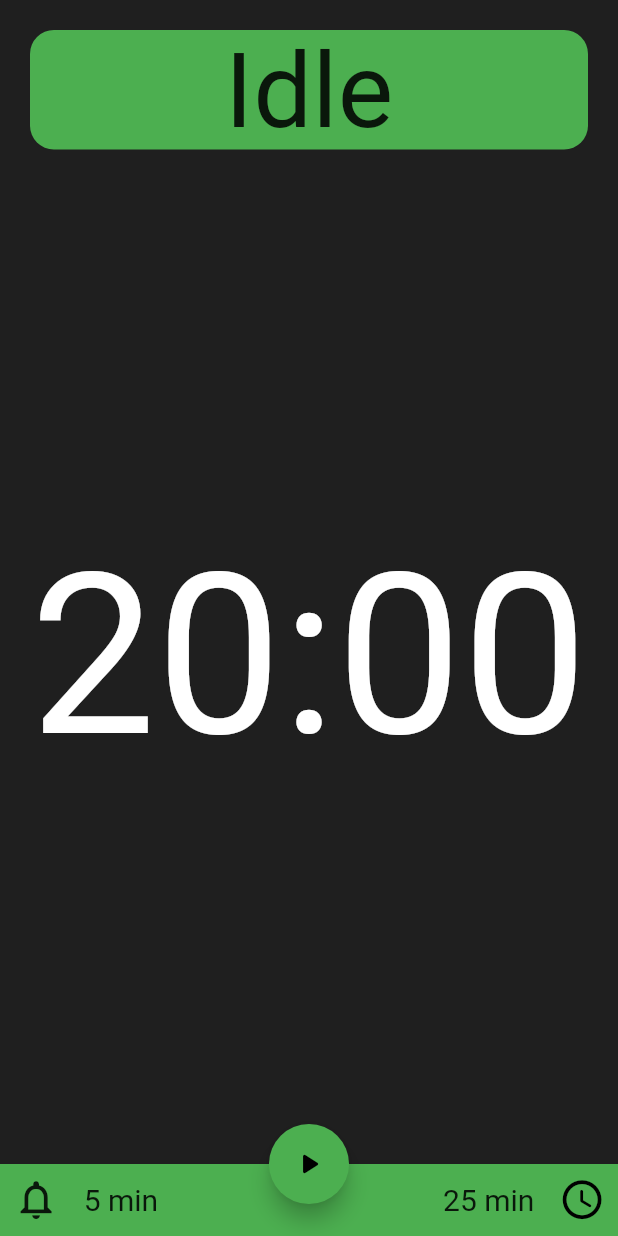
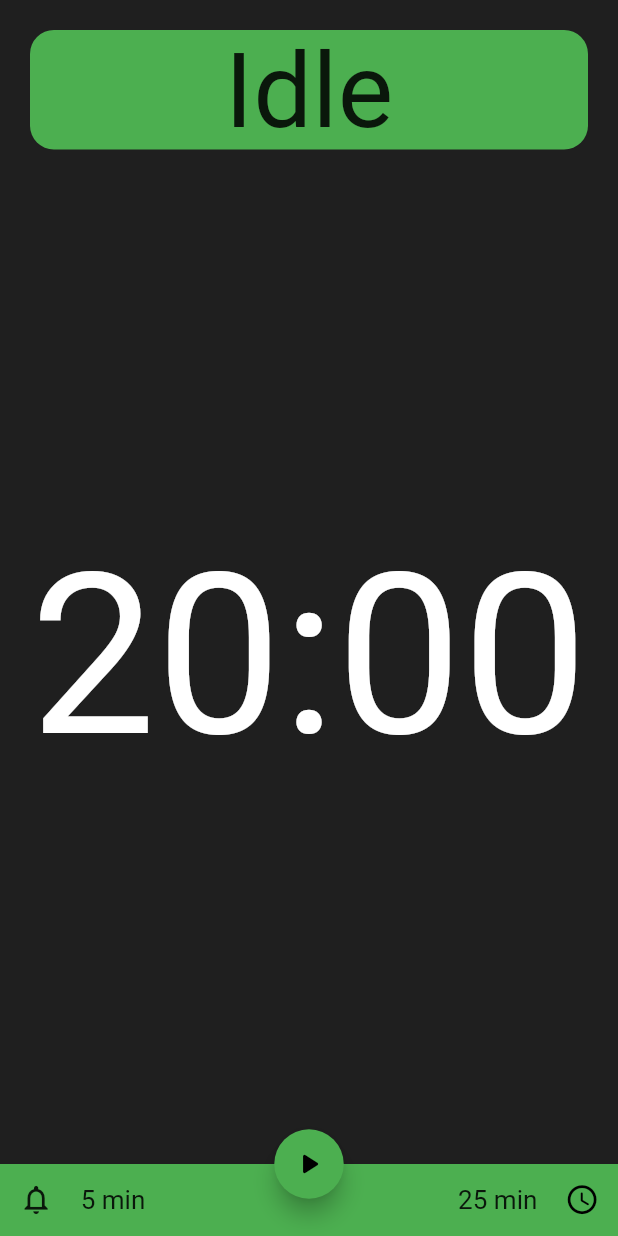
Before and after one commit to hep-mh/flounder, a Flutter app: the screen it shows after launch, on a phone screen of 412 x 824 dp. Run offline on Flutter 3.47's test engine with Material 2 defaults, Android fonts, the light colour scheme and no system bars; our stand-ins replace audioplayers; missing offline and left inert: audioplayers_web, window_size.

Commit message:
improved scaling properties

```diff
--- a/lib/widgets.dart
+++ b/lib/widgets.dart
@@ -1,3 +1,5 @@
+import 'dart:math';
+
 import 'package:flutter/material.dart';
 import 'package:flutter/services.dart';
 
@@ -7,7 +9,10 @@ import 'state.dart';
 const double MAGIC_WIDTH = 740;
 
 
-double _dynamicSize(double contextWidth, double minSize, double maxSize) {
+double _getActionBarScale(double contextWidth, double contextHeight, [double factor = 1]) {
+  double maxSize = factor*min(40, 0.1*contextHeight);
+  double minSize = maxSize/20;
+
   double size = maxSize;
   if ( contextWidth < MAGIC_WIDTH ) {
     final double scale = contextWidth/MAGIC_WIDTH;
@@ -27,6 +32,7 @@ class _FlounderHeader extends StatelessWidget {
   @override
   Widget build(BuildContext context) {
     final double contextWidth  = MediaQuery.of(context).size.width;
+    final double contextHeight = MediaQuery.of(context).size.height;
 
     const double padding   = 20;
     const double maxWidth  = MAGIC_WIDTH - 2*padding;
@@ -42,11 +48,21 @@ class _FlounderHeader extends StatelessWidget {
       width = contextWidth - 2*padding;
     }
     // -->
-    final double ratio = width/maxWidth;
+    final double widthRatio = width/maxWidth;
 
-    // Adjust the height in such a way that the
+    // Let the header only cover at most a certain
+    // percentage of the full height
+    double height = min(maxHeight, 0.25*contextHeight);
+    // -->
+    final double heightRatio = height/maxHeight;
+
+    // Adjust height/width in such a way that the
     // ratio remains constant
-    final double height = ratio*maxHeight;
+    if ( widthRatio < heightRatio ) {
+      height = widthRatio*maxHeight;
+    } else {
+      width  = heightRatio*maxWidth;
+    }
 
     // Finally, the corner radius is best
     // adapted to the actual height of the box
@@ -151,8 +167,8 @@ class FlounderActionBar extends StatelessWidget {
 
   @override
   Widget build(BuildContext context) {
-    final double iconSize = _dynamicSize(
-      MediaQuery.of(context).size.width, 20, 40
+    final double iconSize = _getActionBarScale(
+      MediaQuery.of(context).size.width, MediaQuery.of(context).size.height
     );
 
     return BottomAppBar(
@@ -176,7 +192,7 @@ class FlounderActionBar extends StatelessWidget {
               SizedBox(width: iconSize/4),
               Text(
                 state.settings.reminderAt.toString() + ' min',
-                style: const TextStyle(fontSize: 20)
+                style: TextStyle(fontSize: 0.75*iconSize)
               ),
             ],
           ),
@@ -185,7 +201,7 @@ class FlounderActionBar extends StatelessWidget {
             children: <Widget>[
               Text(
                 (state.settings.talkLength + state.settings.discussionLength).toString() + ' min',
-                style: const TextStyle(fontSize: 20)
+                style: TextStyle(fontSize: 0.75*iconSize)
               ),
               SizedBox(width: iconSize/4),
               IconButton(
@@ -216,8 +232,8 @@ class FlounderActionButton extends StatelessWidget {
 
   @override
   Widget build(BuildContext context) {
-    final double buttonSize = _dynamicSize(
-      MediaQuery.of(context).size.width, 20, 80
+    final double buttonSize = _getActionBarScale(
+      MediaQuery.of(context).size.width, MediaQuery.of(context).size.height, 2
     );
 
     return SizedBox(
```
Also changed, not shown: lib/const.dart (deleted).
